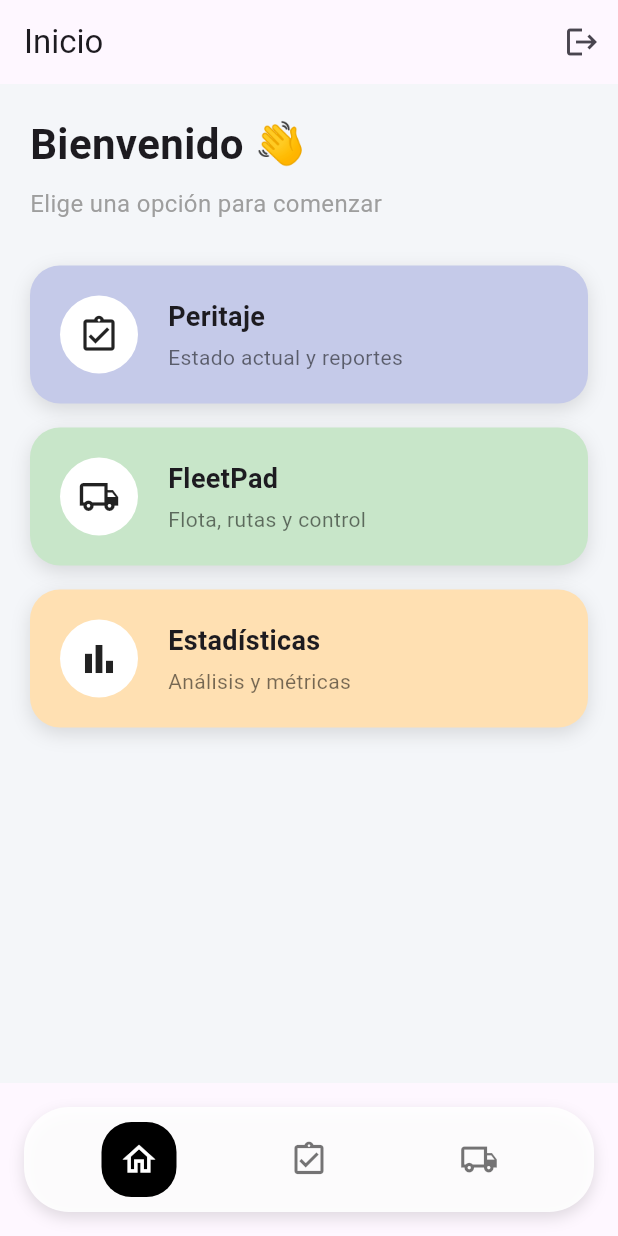
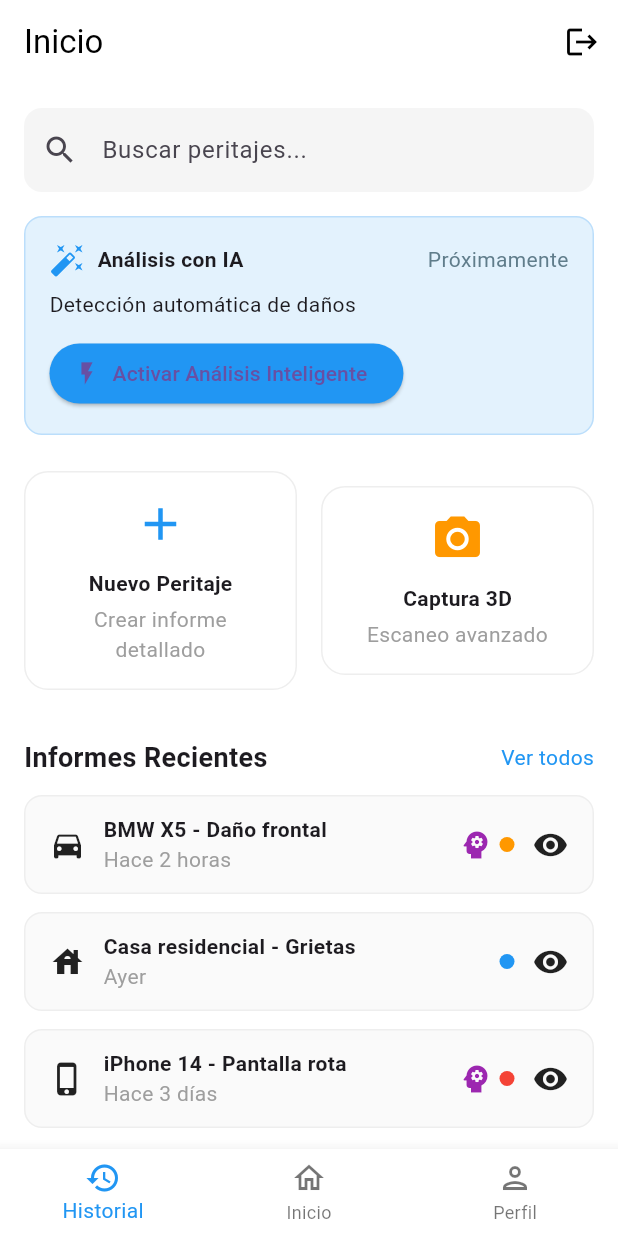
Before and after one commit to AdamNrj/MechCheck, a Flutter app: the MainTabs screen opened directly, on a phone screen of 412 x 824 dp. Run offline on Flutter 3.47's test engine with Material 3 defaults, Android fonts, the phone set to English and light mode, and no system bars; missing offline and left inert: flutter_cube.

Commit message:
feat: design 8/10

```diff
--- a/lib/presentation/screens/tabs/home_screen.dart
+++ b/lib/presentation/screens/tabs/home_screen.dart
@@ -5,109 +5,42 @@ class HomeScreen extends StatelessWidget {
 
   @override
   Widget build(BuildContext context) {
-    final cardItems = [
-      {
-        'title': 'Peritaje',
-        'subtitle': 'Estado actual y reportes',
-        'icon': Icons.assignment_turned_in_outlined,
-        'color': Colors.indigo[100],
-      },
-      {
-        'title': 'FleetPad',
-        'subtitle': 'Flota, rutas y control',
-        'icon': Icons.local_shipping_outlined,
-        'color': Colors.green[100],
-      },
-      {
-        'title': 'Estadísticas',
-        'subtitle': 'Análisis y métricas',
-        'icon': Icons.bar_chart_outlined,
-        'color': Colors.orange[100],
-      },
-    ];
-
     return Scaffold(
-      backgroundColor: const Color(0xFFF4F6F9),
+      backgroundColor: Colors.white,
       body: SafeArea(
-        child: Padding(
-          padding: const EdgeInsets.all(20),
+        child: SingleChildScrollView(
+          padding: const EdgeInsets.all(16),
           child: Column(
             crossAxisAlignment: CrossAxisAlignment.start,
             children: [
-              const Text(
-                'Bienvenido 👋',
-                style: TextStyle(fontSize: 28, fontWeight: FontWeight.bold),
+              const SearchBarWidget(),
+              const SizedBox(height: 16),
+              const AnalysisIAWidget(),
+              const SizedBox(height: 24),
+              const ActionButtonsWidget(),
+              const SizedBox(height: 32),
+              const RecentReportsHeader(),
+              const SizedBox(height: 12),
+              const RecentReportTile(
+                title: 'BMW X5 - Daño frontal',
+                timeAgo: 'Hace 2 horas',
+                icon: Icons.directions_car,
+                iaEnabled: true,
+                statusColor: Colors.orange,
               ),
-              const SizedBox(height: 8),
-              const Text(
-                'Elige una opción para comenzar',
-                style: TextStyle(fontSize: 16, color: Colors.grey),
+              const RecentReportTile(
+                title: 'Casa residencial - Grietas',
+                timeAgo: 'Ayer',
+                icon: Icons.house,
+                iaEnabled: false,
+                statusColor: Colors.blue,
               ),
-              const SizedBox(height: 30),
-              Expanded(
-                child: ListView.separated(
-                  itemCount: cardItems.length,
-                  separatorBuilder: (_, __) => const SizedBox(height: 16),
-                  itemBuilder: (context, index) {
-                    final item = cardItems[index];
-                    return GestureDetector(
-                      onTap: () {
-                        // Aquí puedes navegar a la pantalla correspondiente
-                      },
-                      child: Container(
-                        padding: const EdgeInsets.all(20),
-                        decoration: BoxDecoration(
-                          color: item['color'] as Color?,
-                          borderRadius: BorderRadius.circular(20),
-                          boxShadow: [
-                            BoxShadow(
-                              color: Colors.black12,
-                              blurRadius: 10,
-                              offset: const Offset(0, 4),
-                            ),
-                          ],
-                        ),
-                        child: Row(
-                          children: [
-                            Container(
-                              decoration: BoxDecoration(
-                                shape: BoxShape.circle,
-                                color: Colors.white,
-                              ),
-                              padding: const EdgeInsets.all(12),
-                              child: Icon(
-                                item['icon'] as IconData,
-                                size: 28,
-                                color: Colors.black87,
-                              ),
-                            ),
-                            const SizedBox(width: 20),
-                            Column(
-                              crossAxisAlignment: CrossAxisAlignment.start,
-                              children: [
-                                Text(
-                                  item['title'] as String,
-                                  style: const TextStyle(
-                                    fontSize: 18,
-                                    fontWeight: FontWeight.w600,
-                                  ),
-                                ),
-                                const SizedBox(height: 4),
-                                Text(
-                                  item['subtitle'] as String,
-                                  style: const TextStyle(
-                                    fontSize: 14,
-                                    color: Colors.black54,
-                                  ),
-                                ),
-                              ],
-                            ),
-                          ],
-                        ),
-                      ),
-                    );
-                  },
-                ),
+              const RecentReportTile(
+                title: 'iPhone 14 - Pantalla rota',
+                timeAgo: 'Hace 3 días',
+                icon: Icons.phone_iphone,
+                iaEnabled: true,
+                statusColor: Colors.red,
               ),
             ],
           ),
@@ -116,3 +49,179 @@ class HomeScreen extends StatelessWidget {
     );
   }
 }
+
+class SearchBarWidget extends StatelessWidget {
+  const SearchBarWidget();
+
+  @override
+  Widget build(BuildContext context) {
+    return TextField(
+      decoration: InputDecoration(
+        prefixIcon: Icon(Icons.search),
+        hintText: 'Buscar peritajes...',
+        border: OutlineInputBorder(
+          borderRadius: BorderRadius.circular(12),
+          borderSide: BorderSide.none,
+        ),
+        filled: true,
+        fillColor: Colors.grey[100],
+      ),
+    );
+  }
+}
+
+class AnalysisIAWidget extends StatelessWidget {
+  const AnalysisIAWidget();
+
+  @override
+  Widget build(BuildContext context) {
+    return Container(
+      padding: const EdgeInsets.all(16),
+      decoration: BoxDecoration(
+        borderRadius: BorderRadius.circular(12),
+        border: Border.all(color: Colors.blue[100]!),
+        color: Colors.blue[50],
+      ),
+      child: Column(
+        crossAxisAlignment: CrossAxisAlignment.start,
+        children: [
+          Row(
+            children: const [
+              Icon(Icons.auto_fix_high, color: Colors.blue),
+              SizedBox(width: 8),
+              Text('Análisis con IA', style: TextStyle(fontWeight: FontWeight.bold)),
+              Spacer(),
+              Text('Próximamente', style: TextStyle(color: Colors.blueGrey)),
+            ],
+          ),
+          const SizedBox(height: 8),
+          const Text('Detección automática de daños'),
+          const SizedBox(height: 12),
+          ElevatedButton.icon(
+            onPressed: () {},
+            icon: Icon(Icons.flash_on),
+            label: Text('Activar Análisis Inteligente'),
+            style: ElevatedButton.styleFrom(backgroundColor: Colors.blue),
+          ),
+        ],
+      ),
+    );
+  }
+}
+
+class ActionButtonsWidget extends StatelessWidget {
+  const ActionButtonsWidget();
+
+  @override
+  Widget build(BuildContext context) {
+    return Row(
+      mainAxisAlignment: MainAxisAlignment.spaceEvenly,
+      children: const [
+        Expanded(child: ActionButton(icon: Icons.add, label: 'Nuevo Peritaje', description: 'Crear informe detallado', color: Colors.blue)),
+        SizedBox(width: 16),
+        Expanded(child: ActionButton(icon: Icons.photo_camera, label: 'Captura 3D', description: 'Escaneo avanzado', color: Colors.orange)),
+      ],
+    );
+  }
+}
+
+class ActionButton extends StatelessWidget {
+  final IconData icon;
+  final String label;
+  final String description;
+  final Color color;
+
+  const ActionButton({
+    required this.icon,
+    required this.label,
+    required this.description,
+    required this.color,
+  });
+
+  @override
+  Widget build(BuildContext context) {
+    return Container(
+      padding: const EdgeInsets.all(16),
+      decoration: BoxDecoration(
+        borderRadius: BorderRadius.circular(16),
+        border: Border.all(color: Colors.grey[200]!),
+      ),
+      child: Column(
+        children: [
+          Icon(icon, size: 36, color: color),
+          const SizedBox(height: 12),
+          Text(label, style: const TextStyle(fontWeight: FontWeight.bold)),
+          const SizedBox(height: 4),
+          Text(description, style: const TextStyle(color: Colors.grey), textAlign: TextAlign.center),
+        ],
+      ),
+    );
+  }
+}
+
+class RecentReportsHeader extends StatelessWidget {
+  const RecentReportsHeader();
+
+  @override
+  Widget build(BuildContext context) {
+    return Row(
+      mainAxisAlignment: MainAxisAlignment.spaceBetween,
+      children: const [
+        Text('Informes Recientes', style: TextStyle(fontSize: 18, fontWeight: FontWeight.bold)),
+        Text('Ver todos', style: TextStyle(color: Colors.blue)),
+      ],
+    );
+  }
+}
+
+class RecentReportTile extends StatelessWidget {
+  final String title;
+  final String timeAgo;
+  final IconData icon;
+  final bool iaEnabled;
+  final Color statusColor;
+
+  const RecentReportTile({
+    required this.title,
+    required this.timeAgo,
+    required this.icon,
+    required this.iaEnabled,
+    required this.statusColor,
+  });
+
+  @override
+  Widget build(BuildContext context) {
+    return Container(
+      margin: const EdgeInsets.only(bottom: 12),
+      padding: const EdgeInsets.symmetric(vertical: 12, horizontal: 16),
+      decoration: BoxDecoration(
+        color: Colors.grey[50],
+        borderRadius: BorderRadius.circular(12),
+        border: Border.all(color: Colors.grey[200]!),
+      ),
+      child: Row(
+        children: [
+          Icon(icon, size: 24),
+          const SizedBox(width: 12),
+          Expanded(
+            child: Column(
+              crossAxisAlignment: CrossAxisAlignment.start,
+              children: [
+                Text(title, style: const TextStyle(fontWeight: FontWeight.bold)),
+                Text(timeAgo, style: const TextStyle(color: Colors.grey)),
+              ],
+            ),
+          ),
+          if (iaEnabled)
+            const Padding(
+              padding: EdgeInsets.symmetric(horizontal: 4.0),
+              child: Icon(Icons.psychology, color: Colors.purple),
+            ),
+          Container(width: 10, height: 10, decoration: BoxDecoration(color: statusColor, shape: BoxShape.circle)),
+          const SizedBox(width: 12),
+          const Icon(Icons.visibility),
+        ],
+      ),
+    );
+  }
+}
--- a/lib/presentation/screens/tabs/tabs.dart
+++ b/lib/presentation/screens/tabs/tabs.dart
@@ -37,12 +37,12 @@ class _MainTabsState extends State<MainTabs> {
           return MaterialPageRoute(
             builder: (context) {
               switch (index) {
+                case 1:
+                  return const FleetPadScreen();
                 case 0:
                   return const HomeScreen();
-                case 1:
+                case 2:
                   return const PeritajeScreen();
-                case 2:
-                  return const FleetPadScreen();
                 default:
                   return const SizedBox.shrink();
               }
@@ -68,7 +68,7 @@ class _MainTabsState extends State<MainTabs> {
         duration: const Duration(milliseconds: 250),
         padding: const EdgeInsets.all(12),
         decoration: BoxDecoration(
-          color: isSelected ? Colors.black : Colors.transparent,
+          color: isSelected ? Colors.blue : Colors.transparent,
           borderRadius: BorderRadius.circular(20),
         ),
         child: Icon(
@@ -90,16 +90,21 @@ class _MainTabsState extends State<MainTabs> {
       },
       child: Scaffold(
         appBar: AppBar(
+          backgroundColor: Colors.white,
+          elevation: 0,
           title: Text(
             _currentIndex == 0
                 ? 'Inicio'
                 : _currentIndex == 1
-                ? 'Peritaje'
-                : 'FleetPad',
+                    ? 'Peritaje'
+                    : 'FleetPad',
+            style: const TextStyle(
+              color: Colors.black,
+            ),
           ),
           actions: [
             IconButton(
-              icon: const Icon(Icons.logout),
+              icon: const Icon(Icons.logout, color: Colors.black),
               onPressed: () => _logout(context),
               tooltip: 'Cerrar sesión',
             ),
@@ -112,31 +117,26 @@ class _MainTabsState extends State<MainTabs> {
             _buildOffstageNavigator(2),
           ],
         ),
-        bottomNavigationBar: Container(
-          margin: const EdgeInsets.all(16),
-          padding: const EdgeInsets.symmetric(horizontal: 20, vertical: 10),
-          decoration: BoxDecoration(
-            color: Colors.white.withOpacity(0.9),
-            borderRadius: BorderRadius.circular(30),
-            boxShadow: [
-              BoxShadow(
-                color: Colors.black12,
-                blurRadius: 8,
-                offset: const Offset(0, 4),
-              ),
-            ],
-          ),
-          child: Row(
-            mainAxisAlignment: MainAxisAlignment.spaceAround,
-            children: [
-              _buildTabItem(icon: Icons.home_outlined, index: 0),
-              _buildTabItem(
-                icon: Icons.assignment_turned_in_outlined,
-                index: 1,
-              ),
-              _buildTabItem(icon: Icons.local_shipping_outlined, index: 2),
-            ],
-          ),
+        bottomNavigationBar: BottomNavigationBar(
+          backgroundColor: Colors.white,
+          selectedItemColor: Colors.blue,
+          unselectedItemColor: Colors.black54,
+          currentIndex: _currentIndex,
+          onTap: _selectTab,
+          items: const [
+            BottomNavigationBarItem(
+              icon: Icon(Icons.history),
+              label: 'Historial',
+            ),
+            BottomNavigationBarItem(
+              icon: Icon(Icons.home_outlined),
+              label: 'Inicio',
+            ),
+            BottomNavigationBarItem(
+              icon: Icon(Icons.person_outlined),
+              label: 'Perfil',
+            ),
+          ],
         ),
       ),
     );
```
Also changed, not shown: lib/app/main.dart (line endings or trailing spaces).
